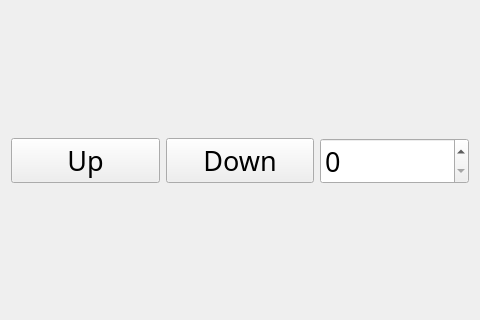
Old version of the form ui/BetterSpinBox.ui in the repository binex-dsk/QFRCScouter; both pictures show x 0 to 480 and y 159 to 479 of the 480 by 640 pixel window.
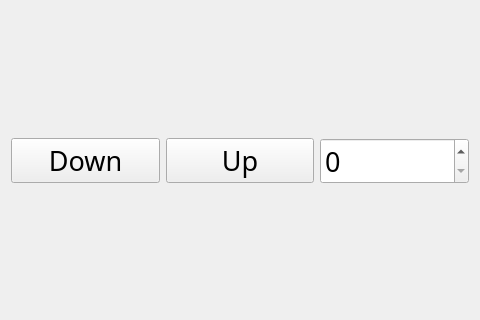
New version of the form.

```diff
--- a/ui/BetterSpinBox.ui
+++ b/ui/BetterSpinBox.ui
@@ -21,16 +21,16 @@
   </property>
   <layout class="QHBoxLayout" name="horizontalLayout">
    <item>
-    <widget class="QPushButton" name="up">
+    <widget class="QPushButton" name="down">
      <property name="text">
-      <string>Up</string>
+      <string>Down</string>
      </property>
     </widget>
    </item>
    <item>
-    <widget class="QPushButton" name="down">
+    <widget class="QPushButton" name="up">
      <property name="text">
-      <string>Down</string>
+      <string>Up</string>
      </property>
     </widget>
    </item>
```
